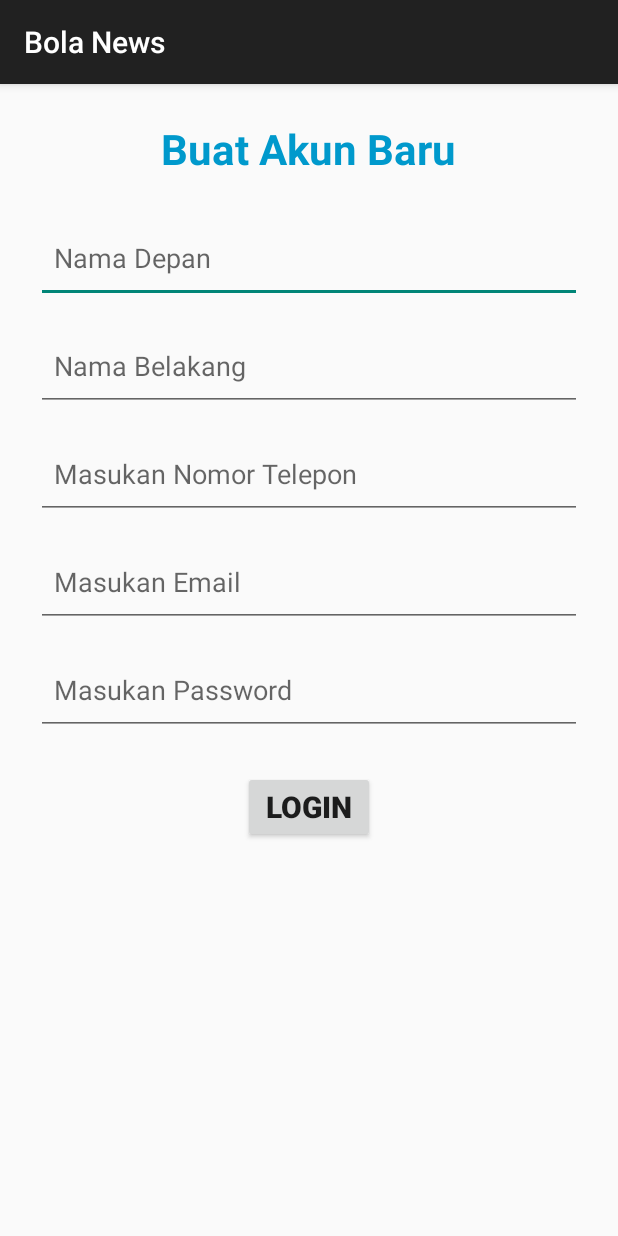
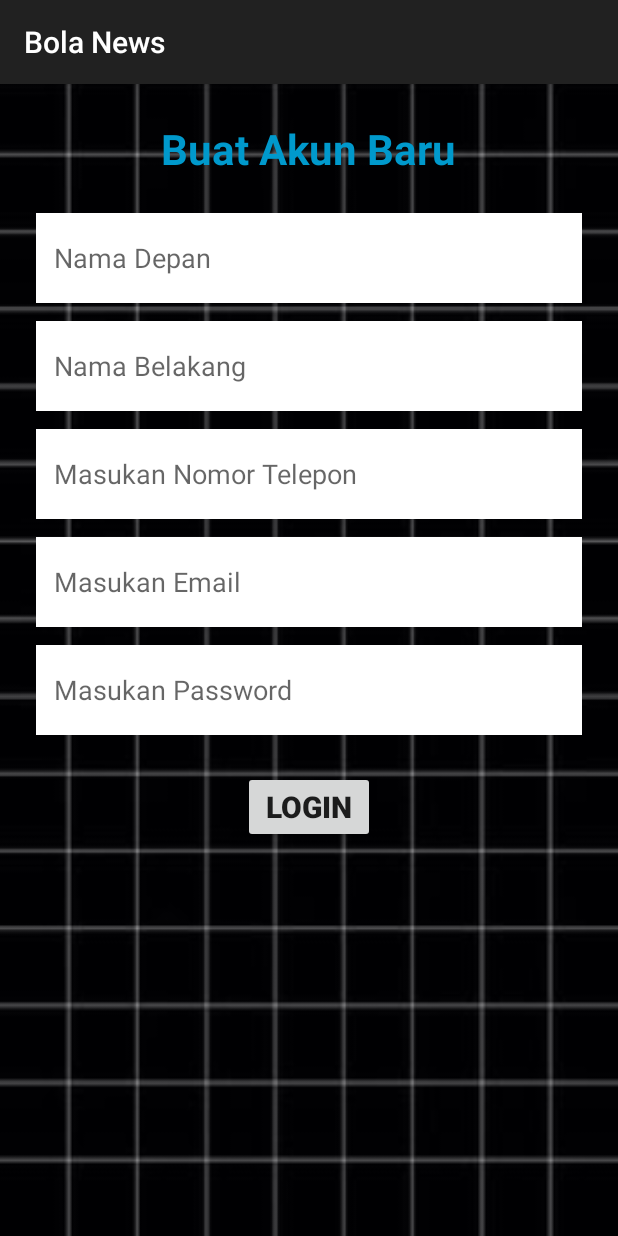
Before and after one commit to ffxlapen2/Mobile_computing, an Android app: the screen it shows after launch (RegisterApp), after a tap on "Mendaftar", on a phone screen of 412 x 824 dp. Run offline under Robolectric (Android 15) with nearby library versions, the phone set to English and light mode, and no system bars.

Commit message:
initial commit

```diff
--- a/app/src/main/res/layout/activity_about.xml
+++ b/app/src/main/res/layout/activity_about.xml
@@ -2,6 +2,7 @@
 <ScrollView xmlns:android="http://schemas.android.com/apk/res/android"
     xmlns:app="http://schemas.android.com/apk/res-auto"
     android:layout_width="match_parent"
+    android:background="@drawable/fondotumblr"
     android:layout_height="match_parent">
 
     <androidx.constraintlayout.widget.ConstraintLayout
@@ -16,6 +17,7 @@
             android:layout_height="100dp"
             android:src="@drawable/bola_news"
             android:contentDescription="Logo"
+            android:background="@color/white"
             app:layout_constraintTop_toTopOf="parent"
             app:layout_constraintStart_toStartOf="parent"
             app:layout_constraintEnd_toEndOf="parent"
@@ -42,6 +44,7 @@
             android:layout_height="wrap_content"
             android:text="Aplikasi ini berisi sejarah klub sepak bola dari berbagai belahan dunia. Anda dapat menemukan profil club, sejarah berdirinya club, prestasi-prestasi penting, hingga perkembangan terbaru dari klub tersebut.\n\nDengan tampilan yang sederhana dan informatif, aplikasi ini cocok untuk semua pecinta sepak bola!"
             android:textSize="16sp"
+            android:background="@color/white"
             android:textStyle="italic|bold"
             android:textColor="#333333"
             android:lineSpacingExtra="4dp"
@@ -57,6 +60,7 @@
             android:layout_height="wrap_content"
             android:text="Dikembangkan oleh:\nNama: [Nama Anda]\nUniversitas: [Nama Kampus]\nEmail: yourmail@example.com"
             android:textSize="10sp"
+            android:background="@color/white"
             android:textStyle="bold"
             android:textColor="#444444"
             android:layout_marginTop="24dp"
@@ -70,6 +74,7 @@
             android:layout_width="wrap_content"
             android:layout_height="wrap_content"
             android:text="Versi Aplikasi: 1.0"
+            android:background="@color/white"
             android:textSize="14sp"
             android:textColor="#888888"
             app:layout_constraintTop_toBottomOf="@id/tvDeveloper"
--- a/app/src/main/res/layout/activity_forgot_pw_app.xml
+++ b/app/src/main/res/layout/activity_forgot_pw_app.xml
@@ -6,6 +6,7 @@
     android:layout_width="match_parent"
     android:layout_height="match_parent"
     android:padding="24dp"
+    android:background="@drawable/fondotumblr"
     tools:context=".ForgotPW_App">
 
     <TextView
@@ -26,6 +27,7 @@
         android:layout_below="@id/Forget_email"
         android:layout_marginTop="24dp"
         android:hint="Masukan Email"
+        android:background="@color/white"
         android:padding="12dp" />
 
     <EditText
@@ -35,6 +37,7 @@
         android:layout_below="@id/Email"
         android:layout_marginTop="16dp"
         android:hint="Masukan password"
+        android:background="@color/white"
         android:padding="12dp" />
 
     <EditText
@@ -44,6 +47,7 @@
         android:layout_below="@id/etPassword"
         android:layout_marginTop="16dp"
         android:hint="Masukan password lagi"
+        android:background="@color/white"
         android:padding="12dp" />
 
     <Button
--- a/app/src/main/res/layout/activity_halaman_dashboard.xml
+++ b/app/src/main/res/layout/activity_halaman_dashboard.xml
@@ -6,6 +6,7 @@
     android:layout_width="match_parent"
     android:layout_height="match_parent"
     android:padding="24dp"
+    android:background="@drawable/fondotumblr"
     tools:context=".HalamanDashboard">
 
     <TextView
--- a/app/src/main/res/layout/activity_item_card.xml
+++ b/app/src/main/res/layout/activity_item_card.xml
@@ -2,12 +2,14 @@
 <ScrollView xmlns:android="http://schemas.android.com/apk/res/android"
     android:layout_width="match_parent"
     android:layout_height="match_parent"
+    android:background="@drawable/fondotumblr"
     android:padding="16dp">
 
     <LinearLayout
         android:layout_width="match_parent"
         android:layout_height="wrap_content"
-        android:orientation="vertical">
+        android:orientation="vertical"
+        android:background="@color/white">
 
         <ImageView
 
--- a/app/src/main/res/layout/activity_main.xml
+++ b/app/src/main/res/layout/activity_main.xml
@@ -6,6 +6,7 @@
     android:layout_width="match_parent"
     android:layout_height="match_parent"
     android:padding="24dp"
+    android:background="@drawable/fondotumblr"
     tools:context=".MainActivity">
 
     <TextView
@@ -26,6 +27,7 @@
         android:layout_below="@id/Selamat_Datang"
         android:layout_marginTop="30dp"
         android:hint="Masukkan Email"
+        android:background="@color/white"
         android:padding="12dp" />
 
     <EditText
@@ -35,6 +37,7 @@
         android:layout_below="@id/Email"
         android:layout_marginTop="16dp"
         android:hint="Masukkan Password"
+        android:background="@color/white"
         android:padding="12dp"
         android:inputType="textPassword" />
 
@@ -77,5 +80,4 @@
         android:textStyle="bold"
         android:textSize="20sp" />
 
-
 </RelativeLayout>
--- a/app/src/main/res/layout/activity_profil.xml
+++ b/app/src/main/res/layout/activity_profil.xml
@@ -3,12 +3,13 @@
     android:layout_width="match_parent"
     android:layout_height="match_parent"
     android:padding="24dp"
-    android:background="@android:color/white">
+    android:background="@drawable/fondotumblr">
 
     <LinearLayout
         android:layout_width="match_parent"
         android:layout_height="wrap_content"
         android:orientation="vertical"
+        android:background="@color/white"
         android:gravity="center_horizontal">
 
         <!-- Foto Profil -->
--- a/app/src/main/res/layout/activity_register_app.xml
+++ b/app/src/main/res/layout/activity_register_app.xml
@@ -5,6 +5,7 @@
     android:id="@+id/main"
     android:layout_width="match_parent"
     android:layout_height="match_parent"
+    android:background="@drawable/fondotumblr"
     tools:context=".MainActivity">
 
     <!-- Judul -->
@@ -29,6 +30,7 @@
         android:layout_marginStart="24dp"
         android:layout_marginEnd="24dp"
         android:hint="Nama Depan"
+        android:background="@color/white"
         android:padding="12dp" />
 
     <!-- Nama Belakang -->
@@ -41,6 +43,7 @@
         android:layout_marginStart="24dp"
         android:layout_marginEnd="24dp"
         android:hint="Nama Belakang"
+        android:background="@color/white"
         android:padding="12dp" />
 
     <!-- Nomor HP -->
@@ -54,6 +57,7 @@
         android:layout_marginEnd="24dp"
         android:hint="Masukan Nomor Telepon"
         android:padding="12dp"
+        android:background="@color/white"
         android:inputType="phone" />
 
     <!-- Email -->
@@ -67,6 +71,7 @@
         android:layout_marginEnd="24dp"
         android:hint="Masukan Email"
         android:padding="12dp"
+        android:background="@color/white"
         android:inputType="textEmailAddress" />
 
     <!-- Password -->
@@ -80,6 +85,7 @@
         android:layout_marginEnd="24dp"
         android:hint="Masukan Password"
         android:padding="12dp"
+        android:background="@color/white"
         android:inputType="textPassword" />
 
     <!-- Tombol Login -->
--- a/app/src/main/res/layout/item_card.xml
+++ b/app/src/main/res/layout/item_card.xml
@@ -3,6 +3,7 @@
     android:layout_width="match_parent"
     android:layout_height="wrap_content"
     android:layout_margin="8dp"
+    android:background="@drawable/fondotumblr"
     android:elevation="4dp">
 
     <LinearLayout
```
Also changed, not shown: app/src/main/res/drawable/fondotumblr.jpeg (added).
